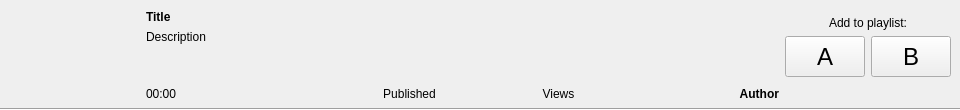
Qt form result.ui (prusnak/cliptor) before a commit.
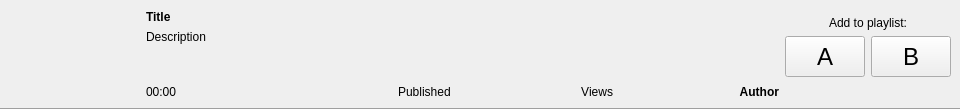
The same form after that commit. Icons and pictures are not drawn.

```diff
--- a/result.ui
+++ b/result.ui
@@ -131,13 +131,29 @@
           </property>
          </widget>
         </item>
+        <item>
+         <spacer name="spacerH">
+          <property name="orientation">
+           <enum>Qt::Horizontal</enum>
+          </property>
+          <property name="sizeType">
+           <enum>QSizePolicy::Fixed</enum>
+          </property>
+          <property name="sizeHint" stdset="0">
+           <size>
+            <width>60</width>
+            <height>20</height>
+           </size>
+          </property>
+         </spacer>
+        </item>
         <item>
          <widget class="QLabel" name="labelPublished">
           <property name="text">
            <string>Published</string>
           </property>
           <property name="alignment">
-           <set>Qt::AlignCenter</set>
+           <set>Qt::AlignLeading|Qt::AlignLeft|Qt::AlignVCenter</set>
           </property>
          </widget>
         </item>
@@ -147,12 +163,18 @@
            <string>Views</string>
           </property>
           <property name="alignment">
-           <set>Qt::AlignCenter</set>
+           <set>Qt::AlignRight|Qt::AlignTrailing|Qt::AlignVCenter</set>
           </property>
          </widget>
         </item>
         <item>
          <widget class="QLabel" name="labelAuthor">
+          <property name="minimumSize">
+           <size>
+            <width>160</width>
+            <height>0</height>
+           </size>
+          </property>
           <property name="font">
            <font>
             <weight>75</weight>
```
